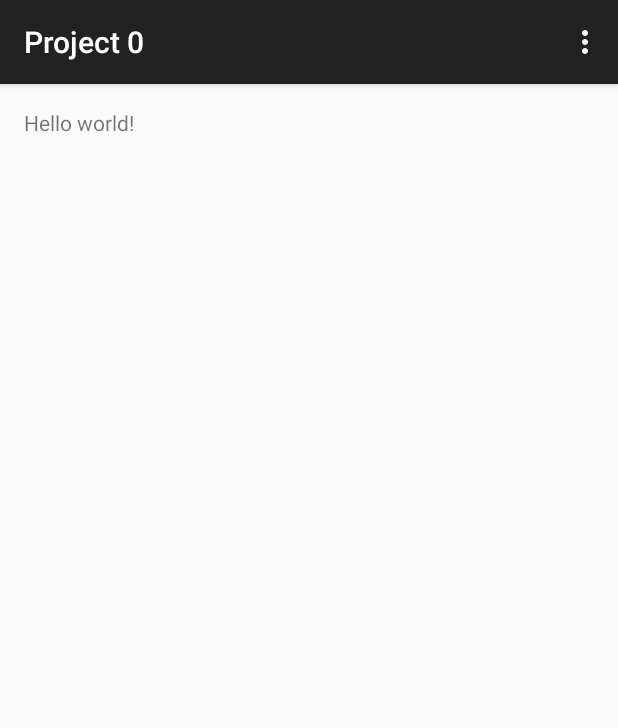
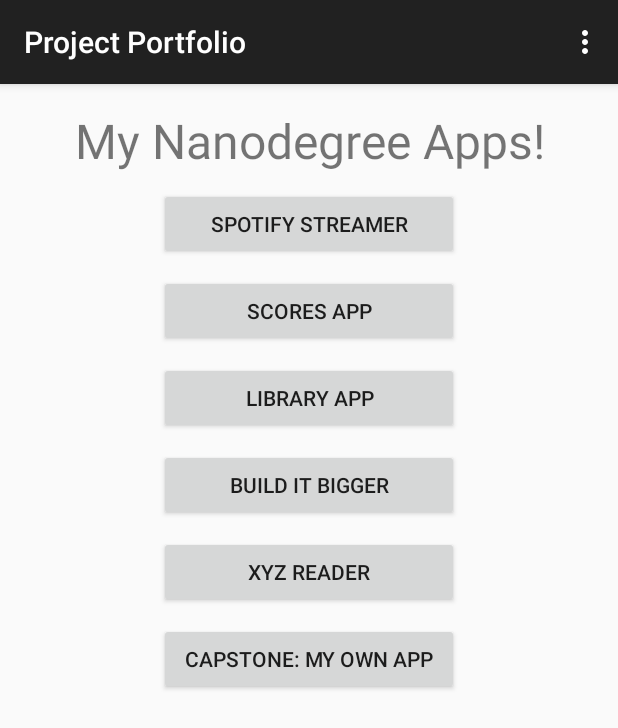
Before and after one commit to JoshHumpherys/Project-0, an Android app: the screen it shows after launch (MainActivity), on a phone screen of 412 x 824 dp. Shown: the top 728 px of the screen. Run offline under Robolectric (Android 15) with nearby library versions, the phone set to English and light mode, and no system bars.

Commit message:
Create xml file for main activity view
Add buttons that will eventually be used to launch other apps. Display a
heading and change the title in the action bar. Arrange the buttons
vertically and make them scrollable for smaller screen sizes.

```diff
--- a/app/src/main/res/layout/activity_main.xml
+++ b/app/src/main/res/layout/activity_main.xml
@@ -1,11 +1,68 @@
-<RelativeLayout xmlns:android="http://schemas.android.com/apk/res/android"
-    xmlns:tools="http://schemas.android.com/tools" android:layout_width="match_parent"
-    android:layout_height="match_parent" android:paddingLeft="@dimen/activity_horizontal_margin"
-    android:paddingRight="@dimen/activity_horizontal_margin"
-    android:paddingTop="@dimen/activity_vertical_margin"
-    android:paddingBottom="@dimen/activity_vertical_margin" tools:context=".MainActivity">
+<ScrollView xmlns:android="http://schemas.android.com/apk/res/android"
+    android:layout_width="fill_parent" android:layout_height="wrap_content">
 
-    <TextView android:text="@string/hello_world" android:layout_width="wrap_content"
-        android:layout_height="wrap_content" />
+    <LinearLayout xmlns:android="http://schemas.android.com/apk/res/android"
+        xmlns:tools="http://schemas.android.com/tools" android:layout_width="match_parent"
+        android:layout_height="match_parent" android:paddingLeft="@dimen/activity_horizontal_margin"
+        android:paddingRight="@dimen/activity_horizontal_margin"
+        android:paddingTop="@dimen/activity_vertical_margin"
+        android:paddingBottom="@dimen/activity_vertical_margin"
+        android:orientation="vertical" tools:context=".MainActivity">
 
-</RelativeLayout>
+        <TextView android:layout_width="wrap_content"
+            android:layout_height="wrap_content"
+            android:layout_gravity="center_horizontal"
+            android:text="@string/heading_text"
+            android:textSize="@dimen/heading_text_size"
+            android:gravity="center" />
+
+        <Button android:id="@+id/button_1"
+            android:layout_width="@dimen/button_width"
+            android:layout_height="wrap_content"
+            android:text="@string/button_text_1"
+            android:layout_marginTop="@dimen/button_margin_top"
+            android:layout_gravity="center_horizontal"
+            android:gravity="center" />
+
+        <Button android:id="@+id/button_2"
+            android:layout_width="@dimen/button_width"
+            android:layout_height="wrap_content"
+            android:text="@string/button_text_2"
+            android:layout_marginTop="@dimen/button_margin_top"
+            android:layout_gravity="center_horizontal"
+            android:gravity="center" />
+
+        <Button android:id="@+id/button_3"
+            android:layout_width="@dimen/button_width"
+            android:layout_height="wrap_content"
+            android:text="@string/button_text_3"
+            android:layout_marginTop="@dimen/button_margin_top"
+            android:layout_gravity="center_horizontal"
+            android:gravity="center" />
+
+        <Button android:id="@+id/button_4"
+            android:layout_width="@dimen/button_width"
+            android:layout_height="wrap_content"
+            android:text="@string/button_text_4"
+            android:layout_marginTop="@dimen/button_margin_top"
+            android:layout_gravity="center_horizontal"
+            android:gravity="center" />
+
+        <Button android:id="@+id/button_5"
+            android:layout_width="@dimen/button_width"
+            android:layout_height="wrap_content"
+            android:text="@string/button_text_5"
+            android:layout_marginTop="@dimen/button_margin_top"
+            android:layout_gravity="center_horizontal"
+            android:gravity="center" />
+
+        <Button android:id="@+id/button_6"
+            android:layout_width="@dimen/button_width"
+            android:layout_height="wrap_content"
+            android:text="@string/button_text_6"
+            android:layout_marginTop="@dimen/button_margin_top"
+            android:layout_gravity="center_horizontal"
+            android:gravity="center" />
+
+    </LinearLayout>
+</ScrollView>
--- a/app/src/main/res/values/dimens.xml
+++ b/app/src/main/res/values/dimens.xml
@@ -2,4 +2,9 @@
     <!-- Default screen margins, per the Android Design guidelines. -->
     <dimen name="activity_horizontal_margin">16dp</dimen>
     <dimen name="activity_vertical_margin">16dp</dimen>
+
+    <dimen name="heading_text_size">32dp</dimen>
+
+    <dimen name="button_width">200dp</dimen>
+    <dimen name="button_margin_top">10dp</dimen>
 </resources>
--- a/app/src/main/res/values/strings.xml
+++ b/app/src/main/res/values/strings.xml
@@ -1,6 +1,14 @@
 <resources>
-    <string name="app_name">Project 0</string>
+    <string name="app_name">Project Portfolio</string>
 
-    <string name="hello_world">Hello world!</string>
     <string name="action_settings">Settings</string>
+
+    <string name="heading_text">My Nanodegree Apps!</string>
+
+    <string name="button_text_1">Spotify Streamer</string>
+    <string name="button_text_2">Scores App</string>
+    <string name="button_text_3">Library App</string>
+    <string name="button_text_4">Build It Bigger</string>
+    <string name="button_text_5">XYZ Reader</string>
+    <string name="button_text_6">Capstone: My Own App</string>
 </resources>
```
